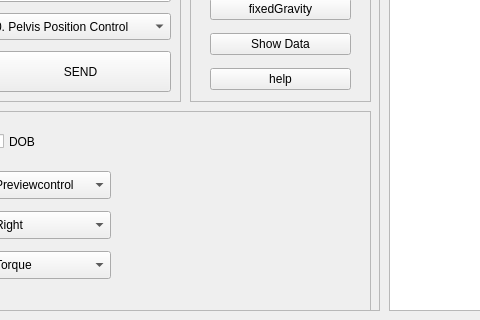
Before: the Qt Designer form tocabi_gui/src/tocabi_gui.ui in saga0619/dyros_tocabi, drawn with Qt 5; both pictures show x 461 to 941 and y 480 to 800 of the 1280 by 800 pixel window.
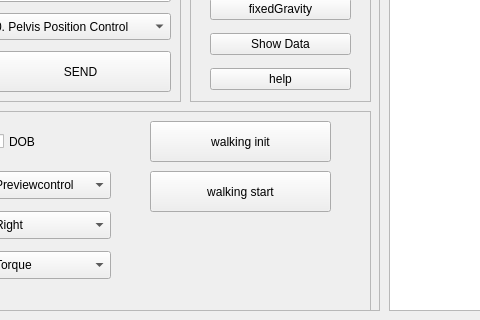
After: the same form once the commit is applied.

Commit message: ft, walking

```diff
--- a/tocabi_gui/src/tocabi_gui.ui
+++ b/tocabi_gui/src/tocabi_gui.ui
@@ -2283,32 +2283,6 @@
      <property name="frameShadow">
       <enum>QFrame::Raised</enum>
      </property>
-     <widget class="QPushButton" name="walkinginit_btn">
-      <property name="geometry">
-       <rect>
-        <x>20</x>
-        <y>300</y>
-        <width>201</width>
-        <height>61</height>
-       </rect>
-      </property>
-      <property name="text">
-       <string>InitWalking</string>
-      </property>
-     </widget>
-     <widget class="QPushButton" name="walkingstart_btn">
-      <property name="geometry">
-       <rect>
-        <x>20</x>
-        <y>370</y>
-        <width>201</width>
-        <height>61</height>
-       </rect>
-      </property>
-      <property name="text">
-       <string>WalkingStart</string>
-      </property>
-     </widget>
      <widget class="QCheckBox" name="checkBox_dob">
       <property name="geometry">
        <rect>
@@ -2644,6 +2618,32 @@
        <string>0.0</string>
       </property>
      </widget>
+     <widget class="QPushButton" name="walkinginit_btn">
+      <property name="geometry">
+       <rect>
+        <x>600</x>
+        <y>10</y>
+        <width>181</width>
+        <height>41</height>
+       </rect>
+      </property>
+      <property name="text">
+       <string>walking init</string>
+      </property>
+     </widget>
+     <widget class="QPushButton" name="walkingstart_btn">
+      <property name="geometry">
+       <rect>
+        <x>600</x>
+        <y>60</y>
+        <width>181</width>
+        <height>41</height>
+       </rect>
+      </property>
+      <property name="text">
+       <string>walking start</string>
+      </property>
+     </widget>
     </widget>
    </widget>
    <widget class="QWidget" name="page">
```
The commit also changes 8 other files.
